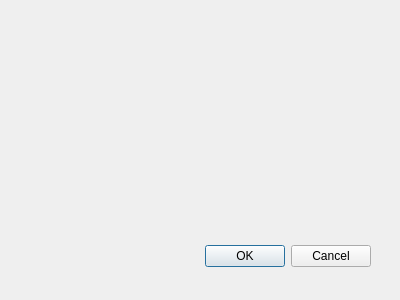
This is FilmManager/modifyepisodedialog.ui in Zachaly/Jipp_Projekt_ZS_NS as Qt 5 draws it before an edit. The edited form follows.
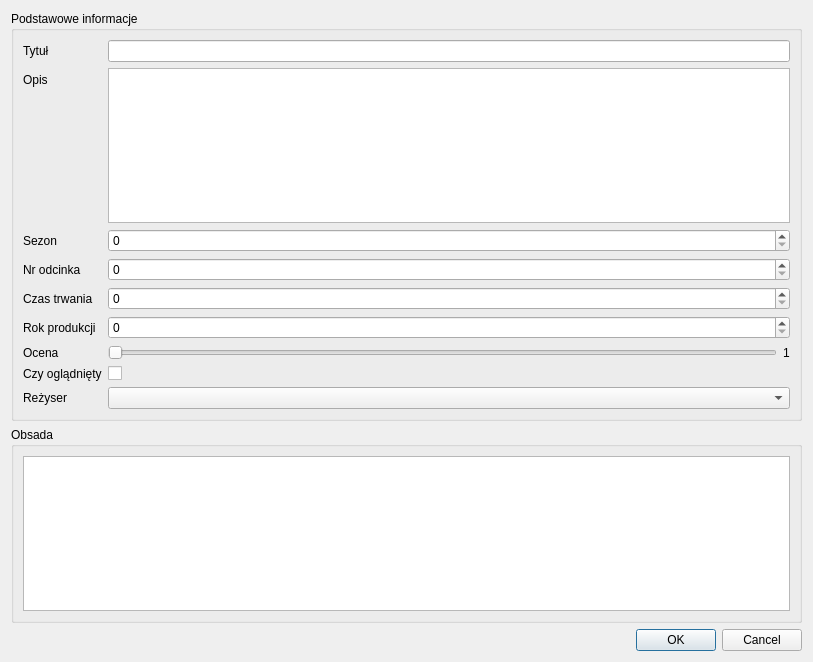
This is the edited form.

Patch:
```diff
--- a/FilmManager/modifyepisodedialog.ui
+++ b/FilmManager/modifyepisodedialog.ui
@@ -6,29 +6,155 @@
    <rect>
     <x>0</x>
     <y>0</y>
-    <width>400</width>
-    <height>300</height>
+    <width>813</width>
+    <height>662</height>
    </rect>
   </property>
   <property name="windowTitle">
    <string>Dialog</string>
   </property>
-  <widget class="QDialogButtonBox" name="buttonBox">
-   <property name="geometry">
-    <rect>
-     <x>30</x>
-     <y>240</y>
-     <width>341</width>
-     <height>32</height>
-    </rect>
-   </property>
-   <property name="orientation">
-    <enum>Qt::Orientation::Horizontal</enum>
-   </property>
-   <property name="standardButtons">
-    <set>QDialogButtonBox::StandardButton::Cancel|QDialogButtonBox::StandardButton::Ok</set>
-   </property>
-  </widget>
+  <layout class="QVBoxLayout" name="verticalLayout">
+   <item>
+    <widget class="QGroupBox" name="groupBox">
+     <property name="title">
+      <string>Podstawowe informacje</string>
+     </property>
+     <layout class="QFormLayout" name="formLayout_2">
+      <item row="0" column="0">
+       <widget class="QLabel" name="titleLabel">
+        <property name="text">
+         <string>Tytuł</string>
+        </property>
+       </widget>
+      </item>
+      <item row="0" column="1">
+       <widget class="QLineEdit" name="titleEdit"/>
+      </item>
+      <item row="1" column="0">
+       <widget class="QLabel" name="descriptionLabel">
+        <property name="text">
+         <string>Opis</string>
+        </property>
+       </widget>
+      </item>
+      <item row="1" column="1">
+       <widget class="QTextEdit" name="descriptionEdit"/>
+      </item>
+      <item row="3" column="0">
+       <widget class="QLabel" name="seasonLabel">
+        <property name="text">
+         <string>Sezon</string>
+        </property>
+       </widget>
+      </item>
+      <item row="3" column="1">
+       <widget class="QSpinBox" name="seasonSpinBox"/>
+      </item>
+      <item row="4" column="0">
+       <widget class="QLabel" name="numberLabel">
+        <property name="text">
+         <string>Nr odcinka</string>
+        </property>
+       </widget>
+      </item>
+      <item row="4" column="1">
+       <widget class="QSpinBox" name="numberSpinBox"/>
+      </item>
+      <item row="5" column="0">
+       <widget class="QLabel" name="lengthLabel">
+        <property name="text">
+         <string>Czas trwania</string>
+        </property>
+       </widget>
+      </item>
+      <item row="5" column="1">
+       <widget class="QSpinBox" name="lengthSpinBox"/>
+      </item>
+      <item row="7" column="0">
+       <widget class="QLabel" name="productionYearLabel">
+        <property name="text">
+         <string>Rok produkcji</string>
+        </property>
+       </widget>
+      </item>
+      <item row="7" column="1">
+       <widget class="QSpinBox" name="productionYearSpinBox"/>
+      </item>
+      <item row="9" column="0">
+       <widget class="QLabel" name="markLabel">
+        <property name="text">
+         <string>Ocena</string>
+        </property>
+       </widget>
+      </item>
+      <item row="9" column="1">
+       <layout class="QHBoxLayout" name="horizontalLayout">
+        <item>
+         <widget class="QSlider" name="markSlider">
+          <property name="orientation">
+           <enum>Qt::Orientation::Horizontal</enum>
+          </property>
+         </widget>
+        </item>
+        <item>
+         <widget class="QLabel" name="markValueLabel">
+          <property name="text">
+           <string>1</string>
+          </property>
+         </widget>
+        </item>
+       </layout>
+      </item>
+      <item row="10" column="0">
+       <widget class="QLabel" name="watchedLabel">
+        <property name="text">
+         <string>Czy oglądnięty</string>
+        </property>
+       </widget>
+      </item>
+      <item row="10" column="1">
+       <widget class="QCheckBox" name="watchedCheckBox">
+        <property name="text">
+         <string/>
+        </property>
+       </widget>
+      </item>
+      <item row="11" column="0">
+       <widget class="QLabel" name="directorLabel">
+        <property name="text">
+         <string>Reżyser</string>
+        </property>
+       </widget>
+      </item>
+      <item row="11" column="1">
+       <widget class="QComboBox" name="directorComboBox"/>
+      </item>
+     </layout>
+    </widget>
+   </item>
+   <item>
+    <widget class="QGroupBox" name="groupBox_2">
+     <property name="title">
+      <string>Obsada</string>
+     </property>
+     <layout class="QVBoxLayout" name="verticalLayout_2">
+      <item>
+       <widget class="QListWidget" name="actorList"/>
+      </item>
+     </layout>
+    </widget>
+   </item>
+   <item>
+    <widget class="QDialogButtonBox" name="buttonBox">
+     <property name="orientation">
+      <enum>Qt::Orientation::Horizontal</enum>
+     </property>
+     <property name="standardButtons">
+      <set>QDialogButtonBox::StandardButton::Cancel|QDialogButtonBox::StandardButton::Ok</set>
+     </property>
+    </widget>
+   </item>
+  </layout>
  </widget>
  <resources/>
  <connections>
```
